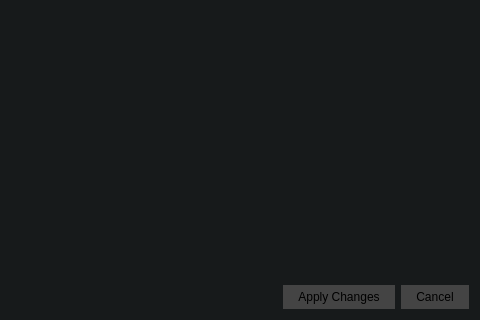
This is src/dialogs/preferencesdialog.ui in jahshaka/Studio as Qt 5 draws it before an edit; both pictures show x 290 to 770 and y 121 to 441 of the 770 by 441 pixel window. The edited form follows.
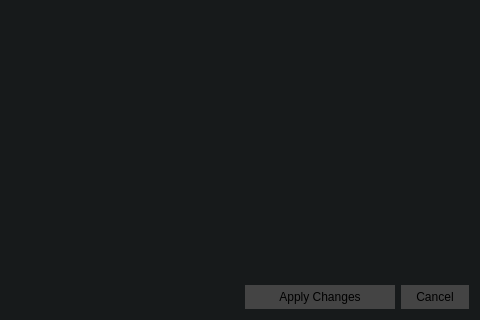
This is the edited form. Icons and pictures are not drawn.

```diff
--- a/src/dialogs/preferencesdialog.ui
+++ b/src/dialogs/preferencesdialog.ui
@@ -83,6 +83,22 @@
           <verstretch>0</verstretch>
          </sizepolicy>
         </property>
+        <property name="minimumSize">
+         <size>
+          <width>150</width>
+          <height>0</height>
+         </size>
+        </property>
+        <property name="maximumSize">
+         <size>
+          <width>90</width>
+          <height>16777215</height>
+         </size>
+        </property>
+        <property name="styleSheet">
+         <string notr="true">background-image: url(:/images/sidepanelimage_info.jpg);
+</string>
+        </property>
         <property name="text">
          <string>Apply Changes</string>
         </property>
```
Left out of the diff: 6 changed lines with no effect on the pictures.
